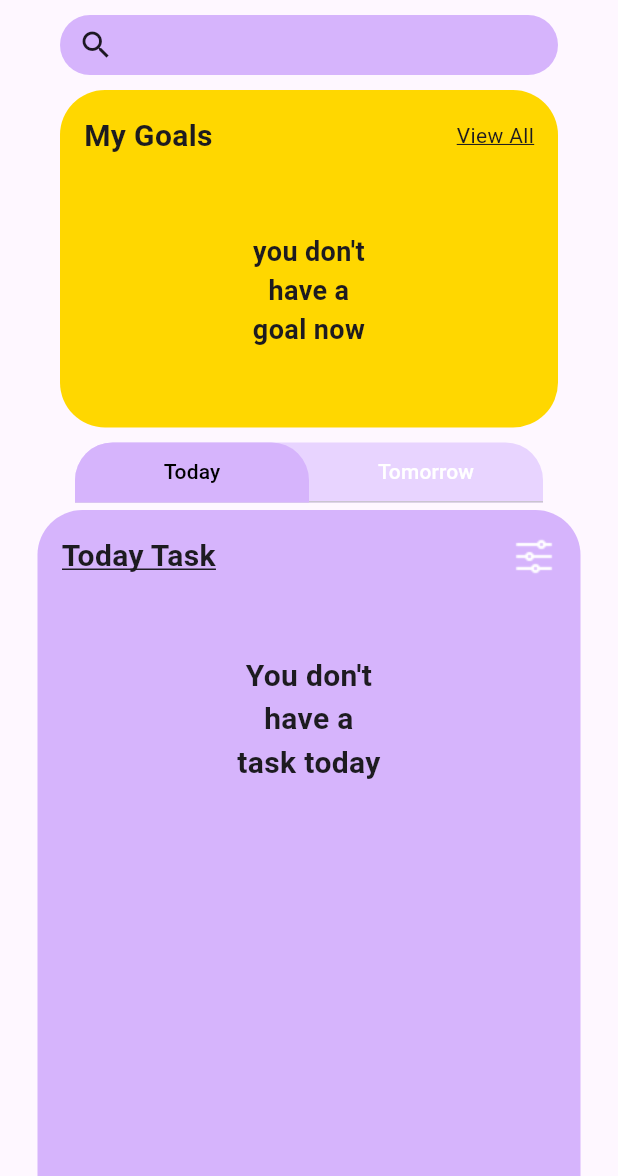
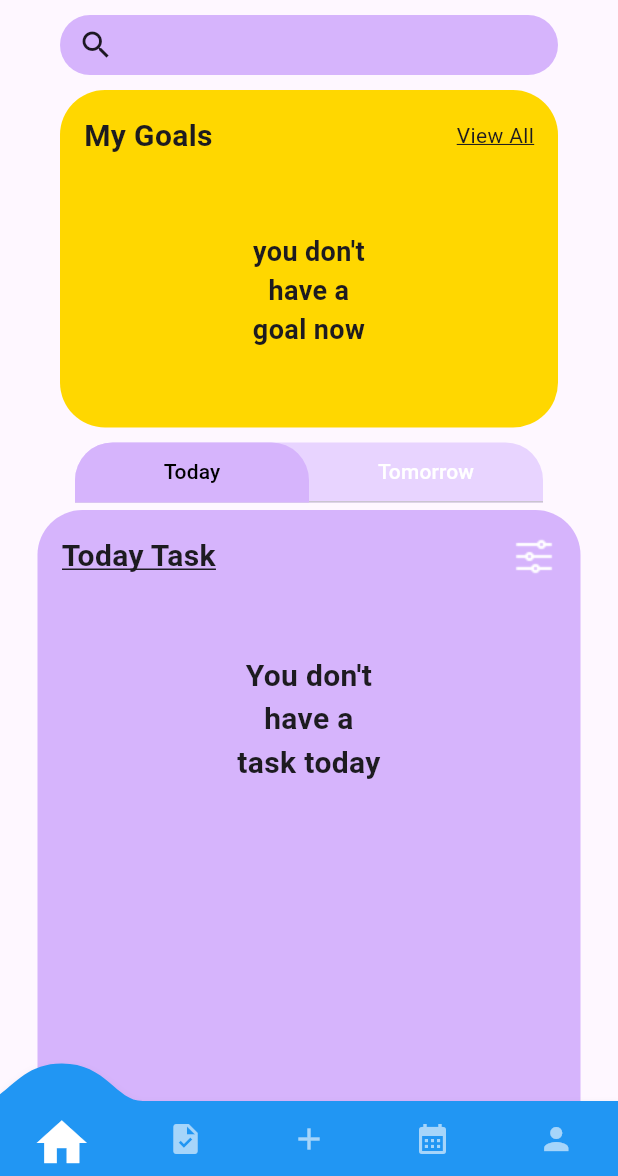
Before and after one commit to Trian161/todolist_app, a Flutter app: the screen it shows after launch, on a phone screen of 412 x 824 dp, the part 60-1236 px from its top. Run offline on Flutter 3.47's test engine with Material 3 defaults, Android fonts, the phone set to English and light mode, and no system bars; drawn by our look-alikes of convex_bottom_bar.

Commit message:
feat: add bottom navbar using convex_bottom_bar

```diff
--- /dev/null
+++ b/lib/components/custom_bottom_navbar.dart
@@ -0,0 +1,25 @@
+import 'package:convex_bottom_bar/convex_bottom_bar.dart';
+import 'package:flutter/material.dart';
+
+class CustomBottomBar extends StatefulWidget {
+  const CustomBottomBar({super.key});
+
+  @override
+  State<CustomBottomBar> createState() => _CustomBottomBarState();
+}
+
+class _CustomBottomBarState extends State<CustomBottomBar> {
+  @override
+  Widget build(BuildContext context) {
+    return ConvexAppBar(
+        style: TabStyle.react,
+        items: [
+          TabItem(icon: Icons.home),
+          TabItem(icon: Icons.task),
+          TabItem(icon: Icons.add),
+          TabItem(icon: Icons.calendar_month),
+          TabItem(icon: Icons.person),
+        ],
+        onTap: (int i) => print('click index=$i'));
+  }
+}
--- a/lib/pages/homepage.dart
+++ b/lib/pages/homepage.dart
@@ -1,5 +1,6 @@
 import 'package:flutter/material.dart';
 import 'package:todolist_app/components/custom_app_bar.dart';
+import 'package:todolist_app/components/custom_bottom_navbar.dart';
 import 'package:todolist_app/components/goal_container.dart';
 import 'package:todolist_app/components/searchbar.dart';
 import 'package:todolist_app/components/task_container.dart';
@@ -21,6 +22,7 @@ class HomePage extends StatelessWidget {
           ],
         ),
       ),
+      bottomNavigationBar: CustomBottomBar(),
     );
   }
 }
--- a/pubspec.yaml
+++ b/pubspec.yaml
@@ -34,6 +34,7 @@ dependencies:
   # The following adds the Cupertino Icons font to your application.
   # Use with the CupertinoIcons class for iOS style icons.
   cupertino_icons: ^1.0.2
+  convex_bottom_bar: ^3.2.0
 
 dev_dependencies:
   flutter_test:
```
Also changed, not shown: pubspec.lock.
